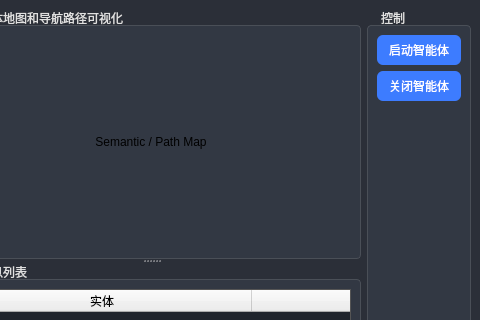
This is app/window.ui in xyyandhtl/EmbodiedGenAgent as Qt 5 draws it before an edit; both pictures show x 670 to 1150 and y 0 to 320 of the 1150 by 790 pixel window. The edited form follows.
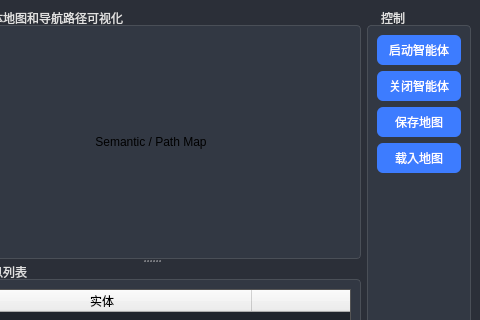
This is the edited form.

Commit message: save/load map wrap and ui button, object_set runtime set

Diff of the .ui file:
```diff
--- a/app/window.ui
+++ b/app/window.ui
@@ -434,6 +434,20 @@
          </property>
         </widget>
        </item>
+       <item>
+        <widget class="QPushButton" name="saveMapBtn">
+         <property name="text">
+          <string>保存地图</string>
+         </property>
+        </widget>
+       </item>
+       <item>
+        <widget class="QPushButton" name="loadMapBtn">
+         <property name="text">
+          <string>载入地图</string>
+         </property>
+        </widget>
+       </item>
        <item>
         <spacer name="verticalSpacer">
          <property name="orientation">
```
The commit also changes 6 other files.
